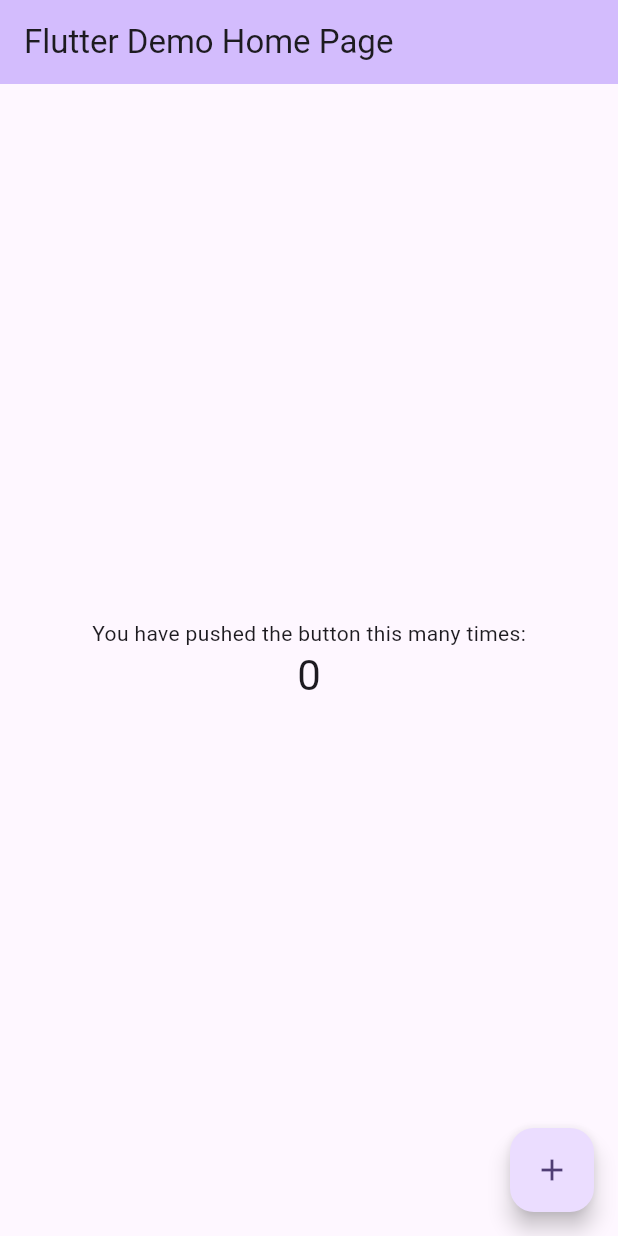
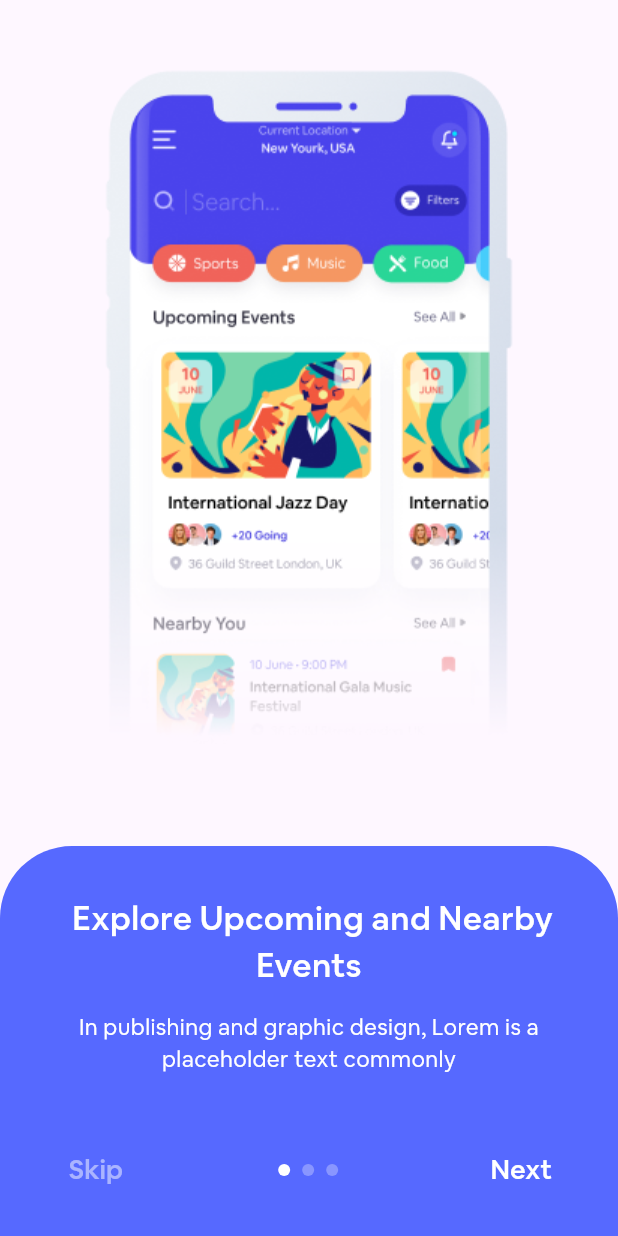
Before and after one commit to devAkatyal/event_hub, a Flutter app: the screen it shows after launch, on a phone screen of 412 x 824 dp. Run offline on Flutter 3.47's test engine with Material 3 defaults, Android fonts, the phone set to English and light mode, and no system bars; drawn by our look-alikes of smooth_page_indicator; our stand-ins replace get.

Commit message:
feat(ui): add onboarding screen UI

```diff
--- /dev/null
+++ b/lib/controllers/onboarding_controller.dart
@@ -0,0 +1,61 @@
+import 'package:flutter/material.dart';
+import 'package:get/get.dart';
+
+class OnboardingController extends GetxController {
+  var currentPage = 0.obs;
+
+  final int numPages = 3;
+
+  late PageController pageController;
+
+  final List<String> titles = [
+    " Explore Upcoming and Nearby Events ",
+    " Web Have Modern Events Calendar Feature ",
+    "  To Look Up More Events or Activities Nearby By Map ",
+  ];
+
+  final List<String> description = [
+    "In publishing and graphic design, Lorem is a placeholder text commonly",
+    "Find the perfect spot for your next outing or gathering easily.",
+    "See what events your friends are attending and join them.",
+  ];
+
+  @override
+  void onInit() {
+    super.onInit();
+    pageController = PageController();
+  }
+
+  @override
+  void onClose() {
+    pageController.dispose();
+    super.onClose();
+  }
+
+  void onPageChanged(int index) {
+    currentPage.value = index;
+  }
+
+  void goToNextPage() {
+    if (currentPage.value == numPages - 1) {
+      Get.offAllNamed('/login');
+    } else {
+      pageController.nextPage(
+        duration: const Duration(milliseconds: 300),
+        curve: Curves.easeInOut,
+      );
+    }
+  }
+
+  void skipToEnd() {
+    Get.offAllNamed('/login');
+  }
+
+  void goToPage(int index) {
+    pageController.animateToPage(
+      index,
+      duration: const Duration(milliseconds: 300),
+      curve: Curves.easeInOut,
+    );
+  }
+}
--- a/lib/main.dart
+++ b/lib/main.dart
@@ -1,4 +1,8 @@
 import 'package:flutter/material.dart';
+import 'package:get/get.dart';
+import 'screens/onboarding.dart';
+import 'screens/login.dart';
+import 'screens/home.dart';
 
 void main() {
   runApp(const MyApp());
@@ -7,116 +11,16 @@ void main() {
 class MyApp extends StatelessWidget {
   const MyApp({super.key});
 
-  // This widget is the root of your application.
   @override
   Widget build(BuildContext context) {
-    return MaterialApp(
+    return GetMaterialApp(
       title: 'Flutter Demo',
-      theme: ThemeData(
-        // This is the theme of your application.
-        //
-        // TRY THIS: Try running your application with "flutter run". You'll see
-        // the application has a purple toolbar. Then, without quitting the app,
-        // try changing the seedColor in the colorScheme below to Colors.green
-        // and then invoke "hot reload" (save your changes or press the "hot
-        // reload" button in a Flutter-supported IDE, or press "r" if you used
-        // the command line to start the app).
-        //
-        // Notice that the counter didn't reset back to zero; the application
-        // state is not lost during the reload. To reset the state, use hot
-        // restart instead.
-        //
-        // This works for code too, not just values: Most code changes can be
-        // tested with just a hot reload.
-        colorScheme: ColorScheme.fromSeed(seedColor: Colors.deepPurple),
-      ),
-      home: const MyHomePage(title: 'Flutter Demo Home Page'),
+      getPages: [
+        GetPage(name: '/', page: () => OnboardingScreen()),
+        GetPage(name: '/login', page: () => LoginScreen()),
+        GetPage(name: '/home', page: () => HomeScreen()),
+      ],
+      initialRoute: '/',
     );
   }
 }
-
-class MyHomePage extends StatefulWidget {
-  const MyHomePage({super.key, required this.title});
-
-  // This widget is the home page of your application. It is stateful, meaning
-  // that it has a State object (defined below) that contains fields that affect
-  // how it looks.
-
-  // This class is the configuration for the state. It holds the values (in this
-  // case the title) provided by the parent (in this case the App widget) and
-  // used by the build method of the State. Fields in a Widget subclass are
-  // always marked "final".
-
-  final String title;
-
-  @override
-  State<MyHomePage> createState() => _MyHomePageState();
-}
-
-class _MyHomePageState extends State<MyHomePage> {
-  int _counter = 0;
-
-  void _incrementCounter() {
-    setState(() {
-      // This call to setState tells the Flutter framework that something has
-      // changed in this State, which causes it to rerun the build method below
-      // so that the display can reflect the updated values. If we changed
-      // _counter without calling setState(), then the build method would not be
-      // called again, and so nothing would appear to happen.
-      _counter++;
-    });
-  }
-
-  @override
-  Widget build(BuildContext context) {
-    // This method is rerun every time setState is called, for instance as done
-    // by the _incrementCounter method above.
-    //
-    // The Flutter framework has been optimized to make rerunning build methods
-    // fast, so that you can just rebuild anything that needs updating rather
-    // than having to individually change instances of widgets.
-    return Scaffold(
-      appBar: AppBar(
-        // TRY THIS: Try changing the color here to a specific color (to
-        // Colors.amber, perhaps?) and trigger a hot reload to see the AppBar
-        // change color while the other colors stay the same.
-        backgroundColor: Theme.of(context).colorScheme.inversePrimary,
-        // Here we take the value from the MyHomePage object that was created by
-        // the App.build method, and use it to set our appbar title.
-        title: Text(widget.title),
-      ),
-      body: Center(
-        // Center is a layout widget. It takes a single child and positions it
-        // in the middle of the parent.
-        child: Column(
-          // Column is also a layout widget. It takes a list of children and
-          // arranges them vertically. By default, it sizes itself to fit its
-          // children horizontally, and tries to be as tall as its parent.
-          //
-          // Column has various properties to control how it sizes itself and
-          // how it positions its children. Here we use mainAxisAlignment to
-          // center the children vertically; the main axis here is the vertical
-          // axis because Columns are vertical (the cross axis would be
-          // horizontal).
-          //
-          // TRY THIS: Invoke "debug painting" (choose the "Toggle Debug Paint"
-          // action in the IDE, or press "p" in the console), to see the
-          // wireframe for each widget.
-          mainAxisAlignment: MainAxisAlignment.center,
-          children: <Widget>[
-            const Text('You have pushed the button this many times:'),
-            Text(
-              '$_counter',
-              style: Theme.of(context).textTheme.headlineMedium,
-            ),
-          ],
-        ),
-      ),
-      floatingActionButton: FloatingActionButton(
-        onPressed: _incrementCounter,
-        tooltip: 'Increment',
-        child: const Icon(Icons.add),
-      ), // This trailing comma makes auto-formatting nicer for build methods.
-    );
-  }
-}
--- /dev/null
+++ b/lib/screens/home.dart
@@ -0,0 +1,9 @@
+import 'package:flutter/material.dart';
+import 'package:get/get.dart';
+
+class HomeScreen extends StatelessWidget {
+  @override
+  Widget build(BuildContext context) {
+    return Scaffold();
+  }
+}
--- /dev/null
+++ b/lib/screens/login.dart
@@ -0,0 +1,9 @@
+import 'package:flutter/material.dart';
+import 'package:get/get.dart';
+
+class LoginScreen extends StatelessWidget {
+  @override
+  Widget build(BuildContext context) {
+    return Scaffold();
+  }
+}
--- /dev/null
+++ b/lib/screens/onboarding.dart
@@ -0,0 +1,133 @@
+import 'package:flutter/material.dart';
+import 'package:smooth_page_indicator/smooth_page_indicator.dart';
+import 'package:get/get.dart';
+import 'package:event_hub/controllers/onboarding_controller.dart';
+
+class OnboardingScreen extends StatelessWidget {
+  @override
+  Widget build(BuildContext context) {
+    return Scaffold(
+      body: Stack(
+        children: [
+          Padding(
+            padding: const EdgeInsets.fromLTRB(0, 32, 0, 0),
+            child: PageView(
+              controller: controller.pageController,
+              onPageChanged: controller.onPageChanged,
+              children: [
+                Align(
+                  alignment: Alignment.topCenter,
+                  child: Image.asset(
+                    'assets/images/events_upcoming.png',
+                  ),
+                ),
+                Align(
+                  alignment: Alignment.topCenter,
+                  child: Image.asset(
+                    'assets/images/events_upcoming2.png',
+                  ),
+                ),
+                Align(
+                  alignment: Alignment.topCenter,
+                  child: Image.asset(
+                    'assets/images/events_upcoming3.png',
+                  ),
+                ),
+              ],
+            ),
+          ),
+          Align(
+            alignment: Alignment.bottomCenter,
+            child: Container(
+              child: Padding(
+                padding: const EdgeInsets.fromLTRB(32, 32, 32, 20),
+                child: Obx(
+                  () => Column(
+                    mainAxisAlignment: MainAxisAlignment.end,
+                    mainAxisSize: MainAxisSize.min,
+                    children: [
+                      Text(
+                        controller.titles[controller.currentPage.value],
+                        textAlign: TextAlign.center,
+                        style: TextStyle(
+                          fontFamily: 'Airbnb',
+                          fontSize: 22,
+                          fontWeight: FontWeight.w500,
+                          color: Color(0xFFFFFFFF),
+                        ),
+                      ),
+                      SizedBox(height: 16),
+                      Text(
+                        controller.description[controller.currentPage.value],
+                        textAlign: TextAlign.center,
+                        style: TextStyle(
+                          fontFamily: 'Airbnb',
+                          fontSize: 15,
+                          fontWeight: FontWeight.w400,
+                          color: Color(0xFFFFFFFF),
+                        ),
+                      ),
+                      SizedBox(height: 40),
+                      Row(
+                        mainAxisAlignment: MainAxisAlignment.spaceBetween,
+                        children: [
+                          TextButton(
+                            onPressed: controller.skipToEnd,
+                            child: Text(
+                              'Skip',
+                              textAlign: TextAlign.center,
+                              style: TextStyle(
+                                fontFamily: 'Airbnb',
+                                fontSize: 18,
+                                fontWeight: FontWeight.w500,
+                                color: Color(0x7FFFFFFF),
+                              ),
+                            ),
+                          ),
+
+                          SmoothPageIndicator(
+                            controller: controller.pageController,
+                            count: controller.numPages,
+                            effect: const WormEffect(
+                              dotColor: Colors.white30,
+                              activeDotColor: Colors.white,
+                              dotHeight: 8.0,
+                              dotWidth: 8.0,
+                            ),
+                            onDotClicked: controller.goToPage,
+                          ),
+                          TextButton(
+                            onPressed: controller.goToNextPage,
+                            child: Text(
+                              'Next',
+                              textAlign: TextAlign.center,
+                              style: TextStyle(
+                                fontFamily: 'Airbnb',
+                                fontSize: 18,
+                                fontWeight: FontWeight.w500,
+                                color: Color(0xFFFFFFFF),
+                              ),
+                            ),
+                          ),
+                        ],
+                      ),
+                    ],
+                  ),
+                ),
+              ),
+              decoration: BoxDecoration(
+                color: Color(0xFF5669FF),
+                borderRadius: BorderRadius.only(
+                  topLeft: Radius.circular(48),
+                  topRight: Radius.circular(48),
+                ),
+              ),
+            ),
+          ),
+        ],
+      ),
+    );
+  }
+
+  final OnboardingController controller = Get.put(OnboardingController());
+}
```
Also changed, not shown: pubspec.yaml (+21 -0 lines), assets/fonts/AirbnbCereal_W_Bk.otf (added), assets/fonts/AirbnbCereal_W_Md.otf (added), assets/images/events_upcoming.png (added), assets/images/events_upcoming2.png (added), assets/images/events_upcoming3.png (added), assets/images/splash.png (added), pubspec.lock, 10 other files.
